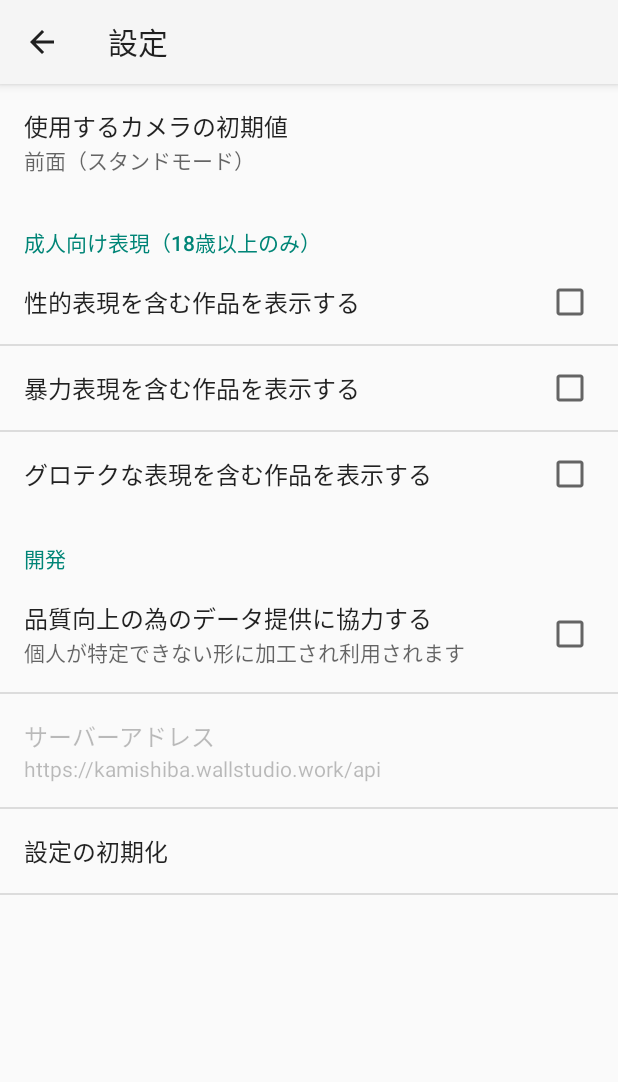
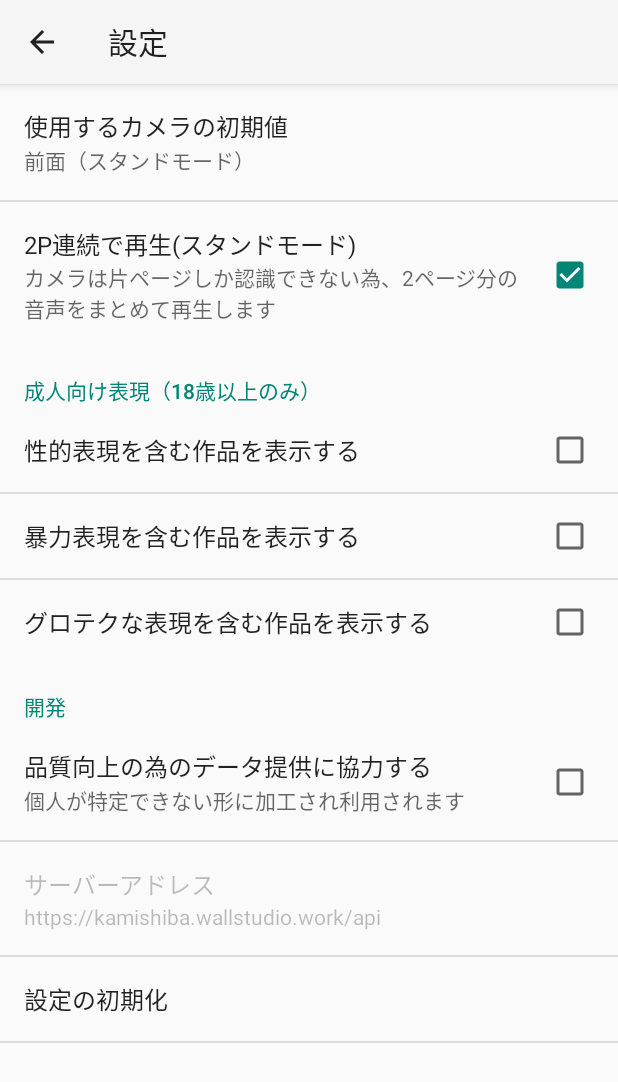
Before and after one commit to wallstudio/BookEffecter, an Android app: the SettingsActivity screen opened directly, with no data from a screen before it, on a phone screen of 412 x 824 dp. Shown: the top 1082 px of the screen. Run offline under Robolectric (Android 15) with nearby library versions, the phone set to English and light mode, and no system bars; network calls fail; 1 statement that could not run was skipped.

Commit message:
2Pまとめて再生する機能

```diff
--- a/Android/Kamishiba/app/src/main/res/xml/pref_general.xml
+++ b/Android/Kamishiba/app/src/main/res/xml/pref_general.xml
@@ -9,7 +9,12 @@
         android:entryValues="@array/entry_values_cam_mode"
         android:defaultValue="0" />
 
-   <PreferenceCategory
+    <CheckBoxPreference
+        android:defaultValue="true"
+        android:key="join2page"
+        android:summary="カメラは片ページしか認識できない為、2ページ分の音声をまとめて再生します"
+        android:title="2P連続で再生(スタンドモード)" />
+    <PreferenceCategory
         android:title="成人向け表現（18歳以上のみ）"
         android:key="pref_category_adult">
         <CheckBoxPreference
```
Also changed, not shown: Android/Kamishiba/app/src/main/java/wallstudio/work/kamishiba/HandedCameraActivity.java (+10 -0 lines), Android/Kamishiba/app/src/main/java/wallstudio/work/kamishiba/StandCameraActivity.java (+21 -3 lines).
